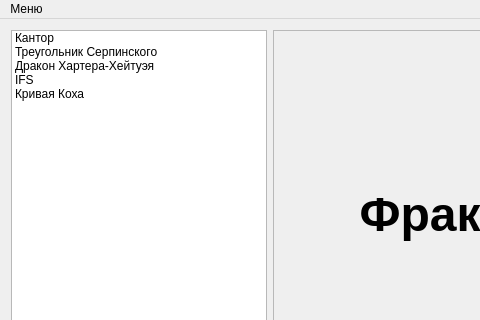
Old version of the form mainwindow.ui in the repository DmitryGrayscale/Fractals; both pictures show x 0 to 480 and y 0 to 320 of the 700 by 500 pixel window.
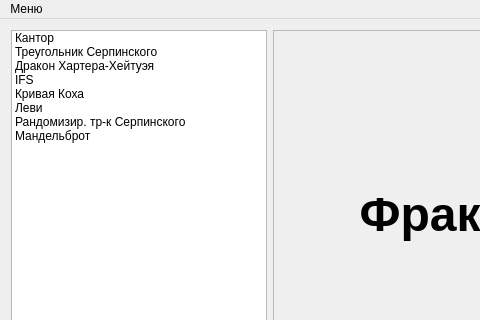
New version of the form. Icons and pictures are not drawn.

```diff
--- a/mainwindow.ui
+++ b/mainwindow.ui
@@ -54,6 +54,21 @@
         <string>Кривая Коха</string>
        </property>
       </item>
+      <item>
+       <property name="text">
+        <string>Леви</string>
+       </property>
+      </item>
+      <item>
+       <property name="text">
+        <string>Рандомизир. тр-к Серпинского</string>
+       </property>
+      </item>
+      <item>
+       <property name="text">
+        <string>Мандельброт</string>
+       </property>
+      </item>
      </widget>
     </item>
     <item row="0" column="1">
```
